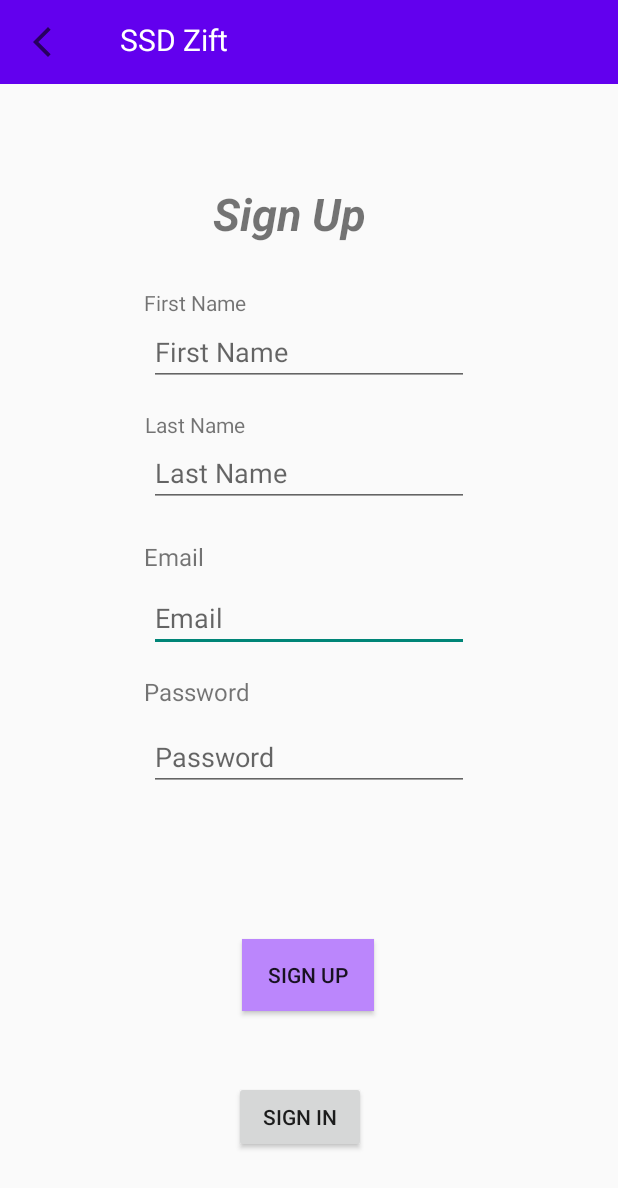
After one commit to Android-SSD-Coders/thrifty, an Android app: the Signup screen opened directly, with no data from a screen before it, on a phone screen of 412 x 824 dp. The commit adds this screen. Shown: the top 1188 px of the screen. Run offline under Robolectric (Android 15) with nearby library versions, the phone set to English and light mode, and no system bars.

Commit message:
adding some stuff

```diff
--- a/app/build.gradle
+++ b/app/build.gradle
@@ -29,7 +29,8 @@ android {
 
 dependencies {
 
-    implementation 'androidx.appcompat:appcompat:1.4.0'
+    implementation 'androidx.appcompat:appcompat:1.3.1'
+    implementation 'pl.droidsonroids.gif:android-gif-drawable:1.2.3'
     implementation 'com.google.android.material:material:1.4.0'
     implementation 'androidx.constraintlayout:constraintlayout:2.1.2'
     testImplementation 'junit:junit:4.+'
--- /dev/null
+++ b/app/src/main/java/com/example/thrifty/Signup.java
@@ -0,0 +1,34 @@
+package com.example.thrifty;
+
+import androidx.appcompat.app.AppCompatActivity;
+
+import android.content.Intent;
+import android.os.Bundle;
+import android.view.View;
+import android.widget.Toolbar;
+
+public class Signup extends AppCompatActivity {
+
+    @Override
+    protected void onCreate(Bundle savedInstanceState) {
+        super.onCreate(savedInstanceState);
+        setContentView(R.layout.activity_signup);
+        Toolbar toolbar = (Toolbar) findViewById(R.id.toolbar);
+        toolbar.setNavigationIcon(R.drawable.ic_baseline_arrow_back_ios_new_24);
+        toolbar.setNavigationOnClickListener(new View.OnClickListener() {
+            @Override
+            public void onClick(View v) {
+
+                Intent intent   = new Intent(Signup.this, MainActivity.class);
+                startActivity(intent);
+            }
+        });
+        findViewById(R.id.button2).setOnClickListener(new View.OnClickListener() {
+            @Override
+            public void onClick(View view) {
+                Intent intent = new Intent(Signup.this, ConfirmationPage.class);
+                startActivity(intent);
+            }
+        });
+    }
+}
--- /dev/null
+++ b/app/src/main/res/drawable/ic_baseline_arrow_back_ios_new_24.xml
@@ -0,0 +1,10 @@
+<vector xmlns:android="http://schemas.android.com/apk/res/android"
+    android:width="24dp"
+    android:height="24dp"
+    android:viewportWidth="24"
+    android:viewportHeight="24"
+    android:tint="?attr/colorControlNormal">
+  <path
+      android:fillColor="@android:color/white"
+      android:pathData="M17.77,3.77l-1.77,-1.77l-10,10l10,10l1.77,-1.77l-8.23,-8.23z"/>
+</vector>
--- /dev/null
+++ b/app/src/main/res/layout/activity_signup.xml
@@ -0,0 +1,174 @@
+<?xml version="1.0" encoding="utf-8"?>
+<androidx.constraintlayout.widget.ConstraintLayout xmlns:android="http://schemas.android.com/apk/res/android"
+    xmlns:app="http://schemas.android.com/apk/res-auto"
+    xmlns:tools="http://schemas.android.com/tools"
+    android:layout_width="match_parent"
+    android:layout_height="match_parent"
+    tools:context=".Signup">
+
+    <Toolbar
+        android:id="@+id/toolbar"
+        android:layout_width="match_parent"
+        android:layout_height="?attr/actionBarSize"
+        android:background="?attr/colorPrimary"
+        app:layout_constraintEnd_toEndOf="parent"
+        app:layout_constraintStart_toStartOf="parent"
+        app:layout_constraintTop_toTopOf="parent" />
+
+    <TextView
+        android:id="@+id/taskMaster"
+        android:layout_width="wrap_content"
+        android:layout_height="wrap_content"
+        android:text="SSD Zift"
+        android:textColor="@color/white"
+        android:textSize="20sp"
+        app:layout_constraintBottom_toBottomOf="@+id/toolbar"
+        app:layout_constraintEnd_toEndOf="parent"
+        app:layout_constraintHorizontal_bias="0.235"
+        app:layout_constraintStart_toStartOf="@+id/toolbar"
+        app:layout_constraintTop_toTopOf="@+id/toolbar"
+        app:layout_constraintVertical_bias="0.432" />
+
+    <TextView
+        android:id="@+id/textView13"
+        android:layout_width="135dp"
+        android:layout_height="46dp"
+        android:text="Sign Up"
+        android:textAlignment="center"
+        android:textSize="30sp"
+        android:textStyle="bold|italic"
+        app:layout_constraintBottom_toBottomOf="parent"
+        app:layout_constraintEnd_toEndOf="parent"
+        app:layout_constraintHorizontal_bias="0.452"
+        app:layout_constraintStart_toStartOf="parent"
+        app:layout_constraintTop_toTopOf="parent"
+        app:layout_constraintVertical_bias="0.157" />
+
+    <EditText
+        android:id="@+id/editTextTextPersonName5"
+        android:layout_width="wrap_content"
+        android:layout_height="wrap_content"
+        android:ems="10"
+        android:hint="Email"
+        android:inputType="textPersonName"
+        app:layout_constraintBottom_toBottomOf="parent"
+        app:layout_constraintEnd_toEndOf="parent"
+        app:layout_constraintStart_toStartOf="parent"
+        app:layout_constraintTop_toTopOf="parent" />
+
+    <EditText
+        android:id="@+id/editTextTextPassword"
+        android:layout_width="wrap_content"
+        android:layout_height="wrap_content"
+        android:ems="10"
+        android:hint="Password"
+        android:inputType="textPassword"
+        app:layout_constraintBottom_toBottomOf="parent"
+        app:layout_constraintEnd_toEndOf="parent"
+        app:layout_constraintStart_toStartOf="parent"
+        app:layout_constraintTop_toTopOf="parent"
+        app:layout_constraintVertical_bias="0.619" />
+
+    <TextView
+        android:id="@+id/textView15"
+        android:layout_width="wrap_content"
+        android:layout_height="wrap_content"
+        android:text="Email "
+        android:textSize="16sp"
+        app:layout_constraintBottom_toBottomOf="parent"
+        app:layout_constraintEnd_toEndOf="parent"
+        app:layout_constraintHorizontal_bias="0.26"
+        app:layout_constraintStart_toStartOf="parent"
+        app:layout_constraintTop_toTopOf="parent"
+        app:layout_constraintVertical_bias="0.449" />
+
+    <TextView
+        android:id="@+id/textView16"
+        android:layout_width="wrap_content"
+        android:layout_height="wrap_content"
+        android:text="Password"
+        android:textSize="16sp"
+        app:layout_constraintBottom_toBottomOf="parent"
+        app:layout_constraintEnd_toEndOf="parent"
+        app:layout_constraintHorizontal_bias="0.282"
+        app:layout_constraintStart_toStartOf="parent"
+        app:layout_constraintTop_toTopOf="parent"
+        app:layout_constraintVertical_bias="0.561" />
+
+    <Button
+        android:id="@+id/button2"
+        android:layout_width="wrap_content"
+        android:layout_height="wrap_content"
+        android:background="@color/purple_200"
+        android:text="Sign Up"
+        app:layout_constraintBottom_toBottomOf="parent"
+        app:layout_constraintEnd_toEndOf="parent"
+        app:layout_constraintHorizontal_bias="0.498"
+        app:layout_constraintStart_toStartOf="parent"
+        app:layout_constraintTop_toTopOf="parent"
+        app:layout_constraintVertical_bias="0.807" />
+
+    <Button
+        android:id="@+id/button4"
+        android:layout_width="wrap_content"
+        android:layout_height="wrap_content"
+        android:text="sign In"
+        app:layout_constraintBottom_toBottomOf="parent"
+        app:layout_constraintEnd_toEndOf="parent"
+        app:layout_constraintHorizontal_bias="0.481"
+        app:layout_constraintStart_toStartOf="parent"
+        app:layout_constraintTop_toTopOf="parent"
+        app:layout_constraintVertical_bias="0.929" />
+
+    <TextView
+        android:id="@+id/lName"
+        android:layout_width="wrap_content"
+        android:layout_height="wrap_content"
+        android:text="First Name"
+        app:layout_constraintBottom_toBottomOf="parent"
+        app:layout_constraintEnd_toEndOf="parent"
+        app:layout_constraintHorizontal_bias="0.28"
+        app:layout_constraintStart_toStartOf="parent"
+        app:layout_constraintTop_toTopOf="parent"
+        app:layout_constraintVertical_bias="0.239" />
+
+    <EditText
+        android:id="@+id/editTextTextPersonName"
+        android:layout_width="wrap_content"
+        android:layout_height="wrap_content"
+        android:ems="10"
+        android:hint="First Name"
+        android:inputType="textPersonName"
+        app:layout_constraintBottom_toBottomOf="parent"
+        app:layout_constraintEnd_toEndOf="parent"
+        app:layout_constraintStart_toStartOf="parent"
+        app:layout_constraintTop_toTopOf="parent"
+        app:layout_constraintVertical_bias="0.272" />
+
+    <TextView
+        android:id="@+id/fName"
+        android:layout_width="wrap_content"
+        android:layout_height="wrap_content"
+        android:text="Last Name"
+        app:layout_constraintBottom_toBottomOf="parent"
+        app:layout_constraintEnd_toEndOf="parent"
+        app:layout_constraintHorizontal_bias="0.28"
+        app:layout_constraintStart_toStartOf="parent"
+        app:layout_constraintTop_toTopOf="parent"
+        app:layout_constraintVertical_bias="0.34" />
+
+    <EditText
+        android:id="@+id/lastName"
+        android:layout_width="wrap_content"
+        android:layout_height="wrap_content"
+        android:ems="10"
+        android:hint="Last Name"
+        android:inputType="textPersonName"
+        app:layout_constraintBottom_toBottomOf="parent"
+        app:layout_constraintEnd_toEndOf="parent"
+        app:layout_constraintStart_toStartOf="parent"
+        app:layout_constraintTop_toTopOf="parent"
+        app:layout_constraintVertical_bias="0.376" />
+
+
+</androidx.constraintlayout.widget.ConstraintLayout>
--- a/app/src/main/res/values-night/themes.xml
+++ b/app/src/main/res/values-night/themes.xml
@@ -1,6 +1,6 @@
 <resources xmlns:tools="http://schemas.android.com/tools">
     <!-- Base application theme. -->
-    <style name="Theme.Thrifty" parent="Theme.MaterialComponents.DayNight.DarkActionBar">
+    <style name="Theme.Thrifty" parent="Theme.AppCompat.DayNight.NoActionBar">
         <!-- Primary brand color. -->
         <item name="colorPrimary">@color/purple_200</item>
         <item name="colorPrimaryVariant">@color/purple_700</item>
--- a/app/src/main/res/values/themes.xml
+++ b/app/src/main/res/values/themes.xml
@@ -1,6 +1,6 @@
 <resources xmlns:tools="http://schemas.android.com/tools">
     <!-- Base application theme. -->
-    <style name="Theme.Thrifty" parent="Theme.MaterialComponents.DayNight.DarkActionBar">
+    <style name="Theme.Thrifty" parent="Theme.AppCompat.DayNight.NoActionBar">
         <!-- Primary brand color. -->
         <item name="colorPrimary">@color/purple_500</item>
         <item name="colorPrimaryVariant">@color/purple_700</item>
```
Also changed, not shown: app/src/main/AndroidManifest.xml (+12 -0 lines), app/src/main/java/com/example/thrifty/ConfirmationPage.java (added, +35 -0 lines), app/src/main/java/com/example/thrifty/MainActivity.java (+25 -1 lines), app/src/main/java/com/example/thrifty/Signin.java (added, +28 -0 lines), app/src/main/java/com/example/thrifty/Splash.java (added, +33 -0 lines), app/src/main/res/layout/activity_confirmation_page.xml (added, +86 -0 lines), app/src/main/res/layout/activity_main.xml (+28 -0 lines), app/src/main/res/layout/activity_signin.xml (added, +110 -0 lines), app/src/main/res/layout/activity_splash.xml (added, +30 -0 lines), app/src/main/res/drawable/splashgif.gif (added).
